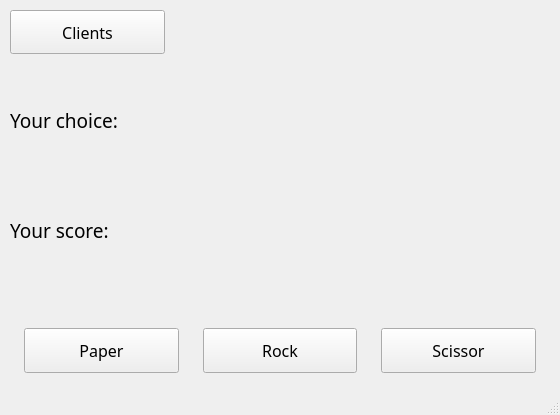
Qt form GUI.ui (shayanth/Rock_Paper_Scissor-Socket) before a commit.
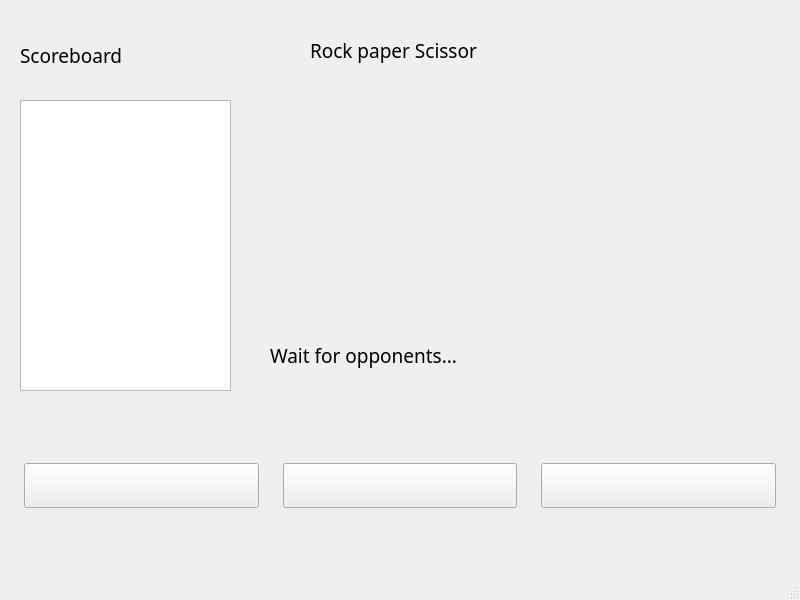
The same form after that commit. Icons and pictures are not drawn.

Commit message: SomeHow its Working :)

```diff
--- a/GUI.ui
+++ b/GUI.ui
@@ -6,26 +6,26 @@
    <rect>
     <x>0</x>
     <y>0</y>
-    <width>560</width>
-    <height>415</height>
+    <width>800</width>
+    <height>600</height>
    </rect>
   </property>
   <property name="sizePolicy">
-   <sizepolicy hsizetype="Fixed" vsizetype="Fixed">
+   <sizepolicy hsizetype="Preferred" vsizetype="Preferred">
     <horstretch>0</horstretch>
     <verstretch>0</verstretch>
    </sizepolicy>
   </property>
   <property name="minimumSize">
    <size>
-    <width>560</width>
-    <height>415</height>
+    <width>800</width>
+    <height>600</height>
    </size>
   </property>
   <property name="maximumSize">
    <size>
-    <width>560</width>
-    <height>415</height>
+    <width>800</width>
+    <height>600</height>
    </size>
   </property>
   <property name="contextMenuPolicy">
@@ -45,9 +45,9 @@
     <property name="geometry">
      <rect>
       <x>0</x>
-      <y>310</y>
-      <width>561</width>
-      <height>81</height>
+      <y>420</y>
+      <width>801</width>
+      <height>131</height>
      </rect>
     </property>
     <layout class="QHBoxLayout" name="horizontalLayout">
@@ -81,7 +81,26 @@
         <string notr="true">padding:10px</string>
        </property>
        <property name="text">
-        <string>Paper</string>
+        <string/>
+       </property>
+       <property name="icon">
+        <iconset>
+         <normaloff>paper.png</normaloff>paper.png</iconset>
+       </property>
+       <property name="iconSize">
+        <size>
+         <width>40</width>
+         <height>40</height>
+        </size>
+       </property>
+       <property name="autoDefault">
+        <bool>false</bool>
+       </property>
+       <property name="default">
+        <bool>false</bool>
+       </property>
+       <property name="flat">
+        <bool>false</bool>
        </property>
       </widget>
      </item>
@@ -100,7 +119,17 @@
         <string notr="true">padding:10px</string>
        </property>
        <property name="text">
-        <string>Rock</string>
+        <string/>
+       </property>
+       <property name="icon">
+        <iconset>
+         <normaloff>rock.png</normaloff>rock.png</iconset>
+       </property>
+       <property name="iconSize">
+        <size>
+         <width>40</width>
+         <height>40</height>
+        </size>
        </property>
       </widget>
      </item>
@@ -119,91 +148,120 @@
         <string notr="true">padding:10px</string>
        </property>
        <property name="text">
-        <string>Scissor</string>
+        <string/>
+       </property>
+       <property name="icon">
+        <iconset>
+         <normaloff>scissor.png</normaloff>scissor.png</iconset>
+       </property>
+       <property name="iconSize">
+        <size>
+         <width>40</width>
+         <height>40</height>
+        </size>
        </property>
       </widget>
      </item>
     </layout>
    </widget>
-   <widget class="QLabel" name="GameChoice">
+   <widget class="QLabel" name="Header">
     <property name="geometry">
      <rect>
-      <x>10</x>
-      <y>80</y>
-      <width>541</width>
-      <height>81</height>
-     </rect>
-    </property>
-    <property name="maximumSize">
-     <size>
-      <width>16777215</width>
-      <height>16777215</height>
-     </size>
-    </property>
-    <property name="font">
-     <font>
-      <family>Montserrat</family>
-      <pointsize>14</pointsize>
-     </font>
-    </property>
-    <property name="text">
-     <string>Your choice:</string>
-    </property>
-    <property name="alignment">
-     <set>Qt::AlignLeading|Qt::AlignLeft|Qt::AlignVCenter</set>
-    </property>
-   </widget>
-   <widget class="QLabel" name="Score">
-    <property name="geometry">
-     <rect>
-      <x>10</x>
-      <y>190</y>
-      <width>541</width>
-      <height>81</height>
-     </rect>
-    </property>
-    <property name="maximumSize">
-     <size>
-      <width>16777215</width>
-      <height>16777215</height>
-     </size>
-    </property>
-    <property name="font">
-     <font>
-      <family>Montserrat</family>
-      <pointsize>14</pointsize>
-     </font>
-    </property>
-    <property name="text">
-     <string>Your score:</string>
-    </property>
-    <property name="alignment">
-     <set>Qt::AlignLeading|Qt::AlignLeft|Qt::AlignVCenter</set>
-    </property>
-   </widget>
-   <widget class="QPushButton" name="Status">
-    <property name="geometry">
-     <rect>
-      <x>10</x>
+      <x>310</x>
       <y>10</y>
-      <width>155</width>
-      <height>44</height>
+      <width>171</width>
+      <height>81</height>
      </rect>
     </property>
+    <property name="maximumSize">
+     <size>
+      <width>16777215</width>
+      <height>16777215</height>
+     </size>
+    </property>
     <property name="font">
      <font>
       <family>Montserrat</family>
-      <pointsize>12</pointsize>
+      <pointsize>14</pointsize>
      </font>
     </property>
     <property name="mouseTracking">
      <bool>false</bool>
     </property>
     <property name="styleSheet">
-     <string notr="true">padding:10px</string>
+     <string notr="true"/>
     </property>
     <property name="text">
-     <string>Clients</string>
+     <string>Rock paper Scissor</string>
+    </property>
+    <property name="alignment">
+     <set>Qt::AlignLeading|Qt::AlignLeft|Qt::AlignVCenter</set>
+    </property>
+   </widget>
+   <widget class="QLabel" name="Score">
+    <property name="geometry">
+     <rect>
+      <x>20</x>
+      <y>30</y>
+      <width>211</width>
+      <height>51</height>
+     </rect>
+    </property>
+    <property name="maximumSize">
+     <size>
+      <width>16777215</width>
+      <height>16777215</height>
+     </size>
+    </property>
+    <property name="font">
+     <font>
+      <family>Montserrat</family>
+      <pointsize>14</pointsize>
+     </font>
+    </property>
+    <property name="text">
+     <string>Scoreboard</string>
+    </property>
+    <property name="alignment">
+     <set>Qt::AlignLeading|Qt::AlignLeft|Qt::AlignVCenter</set>
+    </property>
+   </widget>
+   <widget class="QLabel" name="GameChoice">
+    <property name="geometry">
+     <rect>
+      <x>270</x>
+      <y>330</y>
+      <width>501</width>
+      <height>51</height>
+     </rect>
+    </property>
+    <property name="maximumSize">
+     <size>
+      <width>16777215</width>
+      <height>16777215</height>
+     </size>
+    </property>
+    <property name="font">
+     <font>
+      <family>Montserrat</family>
+      <pointsize>14</pointsize>
+     </font>
+    </property>
+    <property name="text">
+     <string>Wait for opponents...</string>
+    </property>
+    <property name="alignment">
+     <set>Qt::AlignLeading|Qt::AlignLeft|Qt::AlignVCenter</set>
+    </property>
+   </widget>
+   <widget class="QListView" name="listView">
+    <property name="geometry">
+     <rect>
+      <x>20</x>
+      <y>100</y>
+      <width>211</width>
+      <height>291</height>
+     </rect>
     </property>
    </widget>
   </widget>
```
Left out of the diff: 7 changed lines with no effect on the pictures. The commit also changes 2 other files.
